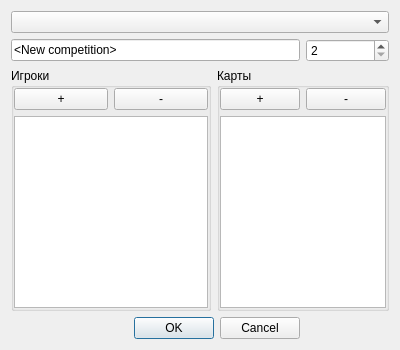
Qt form 2011/problem/qt/proximity/competitiondialog.ui (SunilProgramer/jpai) before a commit.
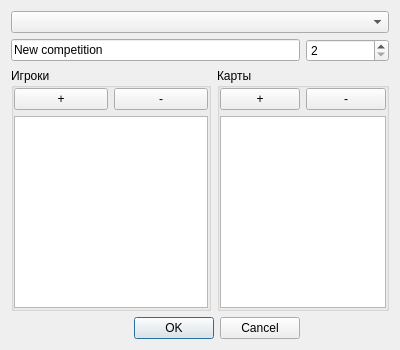
The same form after that commit.

```diff
--- a/2011/problem/qt/proximity/competitiondialog.ui
+++ b/2011/problem/qt/proximity/competitiondialog.ui
@@ -17,7 +17,7 @@
    <item row="1" column="0" colspan="2">
     <widget class="QLineEdit" name="leName">
      <property name="text">
-      <string>&lt;New competition&gt;</string>
+      <string>New competition</string>
      </property>
     </widget>
    </item>
```
